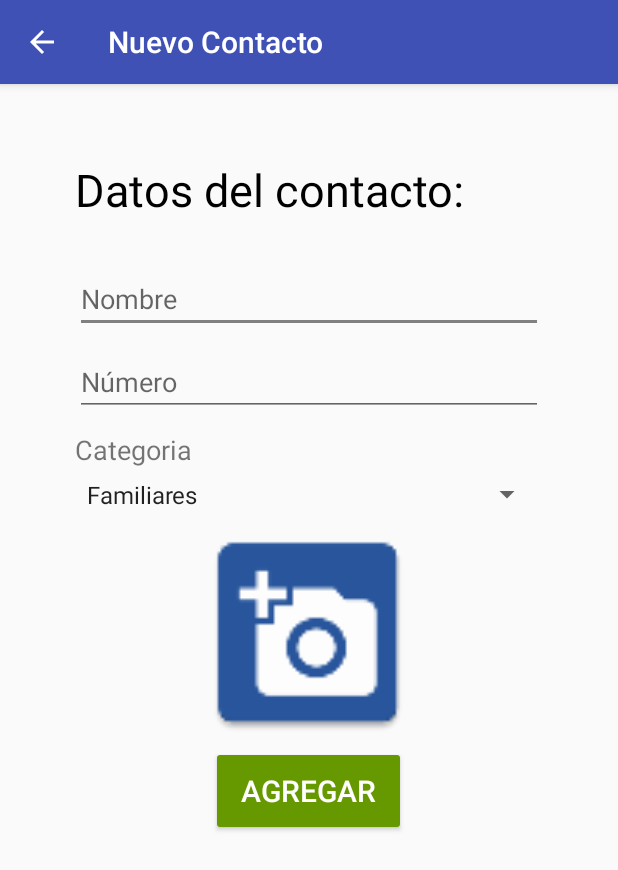
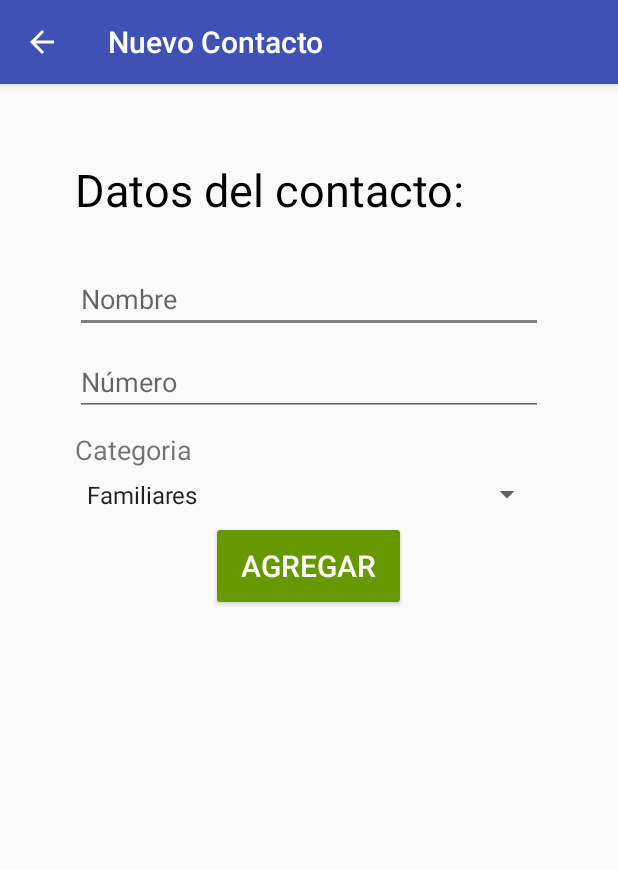
Before and after one commit to AlejandroSalgado95/Lista_Contactos, an Android app: the AgregarActivity screen opened directly, with no data from a screen before it, on a phone screen of 412 x 824 dp. Shown: the top 870 px of the screen. Run offline under Robolectric (Android 15) with nearby library versions, the phone set to English and light mode, and no system bars.

Commit message:
se quito el añadir foto del contacto

```diff
--- a/app/src/main/res/layout/activity_agregar.xml
+++ b/app/src/main/res/layout/activity_agregar.xml
@@ -104,7 +104,8 @@
             android:layout_width="150dp"
             android:layout_height="150dp"
             android:layout_gravity="center"
-            android:background="@mipmap/ic_photo" />
+            android:background="@mipmap/ic_photo"
+            android:visibility="gone"/>
 
     </LinearLayout>
 
--- a/app/src/main/res/layout/activity_editar_contacto.xml
+++ b/app/src/main/res/layout/activity_editar_contacto.xml
@@ -105,7 +105,8 @@
             android:layout_width="150dp"
             android:layout_height="150dp"
             android:layout_gravity="center"
-            android:background="@mipmap/ic_photo" />
+            android:background="@mipmap/ic_photo"
+            android:visibility="gone"/>
 
     </LinearLayout>
 
```
Also changed, not shown: 3 other files.
